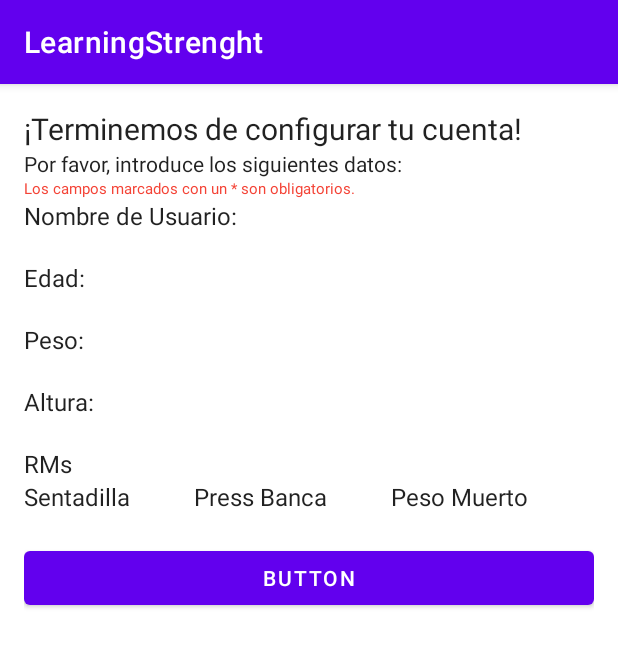
After one commit to Hjklks11/LearningStrenght, an Android app: the RegisterDataActivity screen opened directly, with no data from a screen before it, on a phone screen of 412 x 824 dp. The commit adds this screen. Shown: the top 647 px of the screen. Run offline under Robolectric (Android 15) with nearby library versions, the phone set to English and light mode, and no system bars.

Commit message:
Register get data

```diff
--- a/app/src/main/AndroidManifest.xml
+++ b/app/src/main/AndroidManifest.xml
@@ -11,6 +11,9 @@
         android:supportsRtl="true"
         android:theme="@style/Theme.LearningStrenght"
         tools:targetApi="31">
+        <activity
+            android:name=".RegisterDataActivity"
+            android:exported="false" />
         <activity
             android:name=".RegisterActivity"
             android:exported="false" />
--- a/app/src/main/java/com/example/learningstrenght/LoginActivity.java
+++ b/app/src/main/java/com/example/learningstrenght/LoginActivity.java
@@ -55,6 +55,10 @@ public class LoginActivity extends AppCompatActivity {
             @Override
             public void onClick(View view) {
                 String emailUser = email.getText().toString().trim();
+                /* TODO: Revisar si se mete un correo de hotmail u outlook*/
+                if(!emailUser.contains("@gmail.com")){
+                    emailUser = emailUser.concat("@gmail.com");
+                }
                 String passUser = password.getText().toString().trim();
 
                 if (emailUser.isEmpty() || passUser.isEmpty()) {
--- /dev/null
+++ b/app/src/main/java/com/example/learningstrenght/RegisterDataActivity.java
@@ -0,0 +1,75 @@
+package com.example.learningstrenght;
+
+import androidx.appcompat.app.AppCompatActivity;
+
+import android.os.Bundle;
+import android.view.View;
+import android.widget.Button;
+import android.widget.TextView;
+
+import java.util.HashMap;
+import java.util.Map;
+
+public class RegisterDataActivity extends AppCompatActivity {
+    private TextView tVUsuario, tVEdad, tVPeso, tVAltura, tVRmSentadilla, tVRmBanca, tVRmMuerto;
+    private Button btnEntrar;
+    private String usuario, edad, peso, altura, sentadilla, banca, muerto;
+    private Map<String, String> mapUsuario;
+
+    @Override
+    protected void onCreate(Bundle savedInstanceState) {
+        super.onCreate(savedInstanceState);
+        setContentView(R.layout.activity_register_data);
+
+        inicializarTextViews();
+
+        recogerDatosTv();
+
+        inicializarMapa();
+
+        botonEntrar();
+    }
+
+    private void botonEntrar() {
+        btnEntrar = findViewById(R.id.btnEntrarRegisterData);
+        btnEntrar.setOnClickListener(new View.OnClickListener() {
+            @Override
+            public void onClick(View view) {
+                // TODO: Subir archivos a la base de datos
+                //finish();
+                //startActivity(new Intent(LoginActivity.this, PantallaPrincipal.class));
+            }
+        });
+    }
+
+    private void inicializarMapa() {
+        mapUsuario = new HashMap<>();
+        mapUsuario.put("Usuario", usuario);
+        mapUsuario.put("Edad", edad);
+        mapUsuario.put("Peso", peso);
+        mapUsuario.put("Altura", altura);
+        mapUsuario.put("Sentadilla", sentadilla);
+        mapUsuario.put("Banca", banca);
+        mapUsuario.put("Muerto", muerto);
+    }
+
+    private void recogerDatosTv() {
+        usuario = tVUsuario.getText().toString().trim();
+        edad = tVEdad.getText().toString().trim();
+        peso = tVPeso.getText().toString().trim();
+        altura = tVAltura.getText().toString().trim();
+        sentadilla = tVRmSentadilla.getText().toString().trim();
+        banca = tVRmBanca.getText().toString().trim();
+        muerto = tVRmMuerto.getText().toString().trim();
+    }
+
+    private void inicializarTextViews() {
+        tVUsuario = findViewById(R.id.txtNombreUsuarioRegisterData);
+        tVEdad = findViewById(R.id.txtEdadRegisterData);
+        tVPeso = findViewById(R.id.txtPesoRegisterData);
+        tVAltura = findViewById(R.id.txtAlturaRegisterData);
+        tVRmSentadilla = findViewById(R.id.txtRmSentadillaRegisterData);
+        tVRmBanca = findViewById(R.id.txtRmBancaRegisterData);
+        tVRmMuerto = findViewById(R.id.txtRmMuertoRegisterData);
+    }
+}
--- /dev/null
+++ b/app/src/main/res/layout/activity_register_data.xml
@@ -0,0 +1,158 @@
+<?xml version="1.0" encoding="utf-8"?>
+<LinearLayout xmlns:android="http://schemas.android.com/apk/res/android"
+    xmlns:app="http://schemas.android.com/apk/res-auto"
+    xmlns:tools="http://schemas.android.com/tools"
+    android:id="@+id/LinearLayout"
+    android:layout_width="match_parent"
+    android:layout_height="match_parent"
+    android:orientation="vertical"
+    android:padding="16dp"
+    tools:context=".RegisterDataActivity">
+
+    <TextView
+        android:id="@+id/textView2"
+        android:layout_width="match_parent"
+        android:layout_height="wrap_content"
+        android:text="¡Terminemos de configurar tu cuenta!"
+        android:textAlignment="textStart"
+        android:textAppearance="@style/TextAppearance.AppCompat.Body1"
+        android:textSize="20sp" />
+
+    <TextView
+        android:id="@+id/textView3"
+        android:layout_width="match_parent"
+        android:layout_height="wrap_content"
+        android:text="Por favor, introduce los siguientes datos:"
+        android:textAppearance="@style/TextAppearance.AppCompat.Body1" />
+
+    <TextView
+        android:id="@+id/textView4"
+        android:layout_width="match_parent"
+        android:layout_height="wrap_content"
+        android:text="Los campos marcados con un * son obligatorios."
+        android:textColor="#F44336"
+        android:textSize="10sp" />
+
+    <TextView
+        android:id="@+id/textView5"
+        android:layout_width="match_parent"
+        android:layout_height="wrap_content"
+        android:text="Nombre de Usuario:"
+        android:textAppearance="@style/TextAppearance.AppCompat.Body1"
+        android:textSize="16sp" />
+
+    <TextView
+        android:id="@+id/txtNombreUsuarioRegisterData"
+        android:layout_width="match_parent"
+        android:layout_height="wrap_content" />
+
+    <TextView
+        android:id="@+id/textView7"
+        android:layout_width="match_parent"
+        android:layout_height="wrap_content"
+        android:text="Edad:"
+        android:textAppearance="@style/TextAppearance.AppCompat.Body1"
+        android:textSize="16sp" />
+
+    <TextView
+        android:id="@+id/txtEdadRegisterData"
+        android:layout_width="match_parent"
+        android:layout_height="wrap_content" />
+
+    <TextView
+        android:id="@+id/textView9"
+        android:layout_width="match_parent"
+        android:layout_height="wrap_content"
+        android:text="Peso:"
+        android:textAppearance="@style/TextAppearance.AppCompat.Body1"
+        android:textSize="16sp" />
+
+    <TextView
+        android:id="@+id/txtPesoRegisterData"
+        android:layout_width="match_parent"
+        android:layout_height="wrap_content" />
+
+    <TextView
+        android:id="@+id/textView11"
+        android:layout_width="match_parent"
+        android:layout_height="wrap_content"
+        android:text="Altura:"
+        android:textAppearance="@style/TextAppearance.AppCompat.Body1"
+        android:textSize="16sp" />
+
+    <TextView
+        android:id="@+id/txtAlturaRegisterData"
+        android:layout_width="match_parent"
+        android:layout_height="wrap_content" />
+
+    <TextView
+        android:id="@+id/textView13"
+        android:layout_width="match_parent"
+        android:layout_height="wrap_content"
+        android:text="RMs"
+        android:textAppearance="@style/TextAppearance.AppCompat.Body1"
+        android:textSize="16sp" />
+
+    <LinearLayout
+        android:layout_width="match_parent"
+        android:layout_height="wrap_content"
+        android:orientation="horizontal">
+
+        <TextView
+            android:id="@+id/textView14"
+            android:layout_width="wrap_content"
+            android:layout_height="wrap_content"
+            android:layout_weight="1"
+            android:text="Sentadilla"
+            android:textAppearance="@style/TextAppearance.AppCompat.Body1"
+            android:textSize="16sp" />
+
+        <TextView
+            android:id="@+id/textView15"
+            android:layout_width="wrap_content"
+            android:layout_height="wrap_content"
+            android:layout_weight="1"
+            android:text="Press Banca"
+            android:textAppearance="@style/TextAppearance.AppCompat.Body1"
+            android:textSize="16sp" />
+
+        <TextView
+            android:id="@+id/textView16"
+            android:layout_width="wrap_content"
+            android:layout_height="wrap_content"
+            android:layout_weight="1"
+            android:text="Peso Muerto"
+            android:textAppearance="@style/TextAppearance.AppCompat.Body1"
+            android:textSize="16sp" />
+    </LinearLayout>
+
+    <LinearLayout
+        android:layout_width="match_parent"
+        android:layout_height="wrap_content"
+        android:orientation="horizontal">
+
+        <TextView
+            android:id="@+id/txtRmSentadillaRegisterData"
+            android:layout_width="wrap_content"
+            android:layout_height="wrap_content"
+            android:layout_weight="1" />
+
+        <TextView
+            android:id="@+id/txtRmBancaRegisterData"
+            android:layout_width="wrap_content"
+            android:layout_height="wrap_content"
+            android:layout_weight="1" />
+
+        <TextView
+            android:id="@+id/txtRmMuertoRegisterData"
+            android:layout_width="wrap_content"
+            android:layout_height="wrap_content"
+            android:layout_weight="1" />
+    </LinearLayout>
+
+    <Button
+        android:id="@+id/btnEntrarRegisterData"
+        android:layout_width="match_parent"
+        android:layout_height="wrap_content"
+        android:text="Button" />
+</LinearLayout>
```
